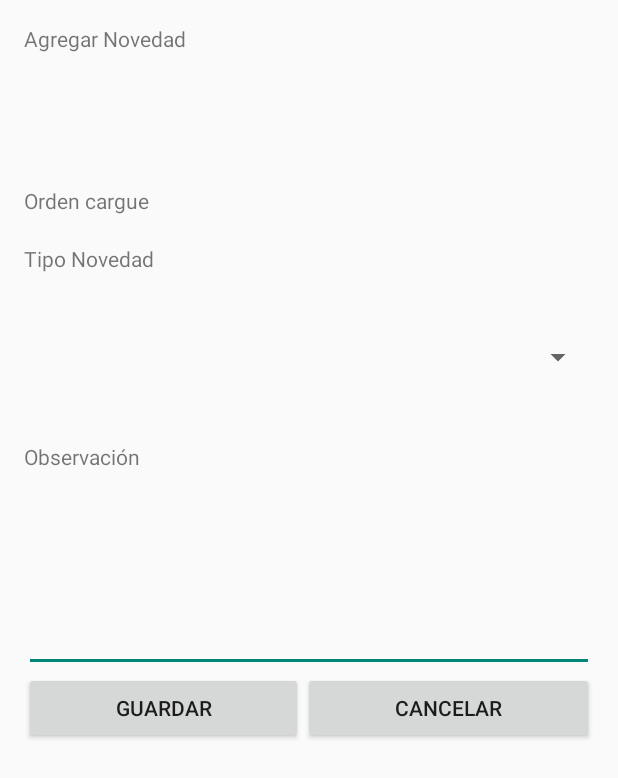
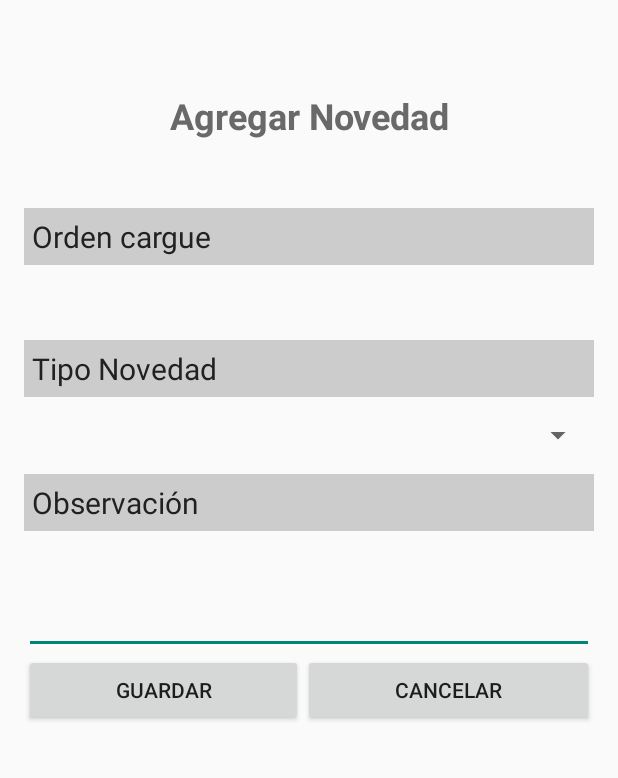
Before and after one commit to monaleja/GestionarRecoleccion, an Android app: the layout dialog_agregar_novedad.xml on its own in the app's theme, with its tools: preview values and no code run, on a phone screen of 412 x 824 dp. Shown: the top 778 px of the screen. Run offline under Robolectric (Android 15) with nearby library versions, the phone set to English and light mode, and no system bars.

Commit message:
modificado:    app/src/main/res/layout/dialog_agregar_novedad.xml

```diff
--- a/app/src/main/res/layout/dialog_agregar_novedad.xml
+++ b/app/src/main/res/layout/dialog_agregar_novedad.xml
@@ -24,38 +24,48 @@
             android:id="@+id/tvAgregarNovedad"
             android:layout_gravity="center"
             android:layout_weight="0.16"
-            tools:ignore="InefficientWeight" />
+            tools:ignore="InefficientWeight"
+            style="@style/tpmTitulo"
+            android:textSize="24dp" />
 
         <TextView
             android:text="Orden cargue"
             android:layout_width="match_parent"
             android:layout_height="wrap_content"
-            android:id="@+id/tvOrdenCargue" />
+            android:id="@+id/tvOrdenCargue"
+            style="@style/tpmEtiqueta"
+            android:textSize="20dp" />
 
         <TextView
             android:layout_width="match_parent"
             android:layout_height="wrap_content"
             android:inputType="textPersonName"
             android:ems="10"
-            android:id="@+id/tvOrdenCargueCodigo" />
+            android:id="@+id/tvOrdenCargueCodigo"
+            android:layout_weight="0.05"
+            android:textSize="20dp" />
 
         <TextView
             android:text="Tipo Novedad"
             android:layout_width="match_parent"
             android:layout_height="wrap_content"
-            android:id="@+id/tvTipoNovedad" />
+            android:id="@+id/tvTipoNovedad"
+            style="@style/tpmEtiqueta"
+            android:textSize="20dp" />
 
         <Spinner
             android:layout_width="match_parent"
             android:layout_height="wrap_content"
-            android:layout_weight="0.16"
+            android:layout_weight="0.06"
             android:id="@+id/spTipoNovedad"/>
 
         <TextView
             android:text="Observación"
             android:layout_width="match_parent"
             android:layout_height="wrap_content"
-            android:id="@+id/tvObservacion" />
+            android:id="@+id/tvObservacion"
+            style="@style/tpmEtiqueta"
+            android:textSize="20dp" />
 
         <EditText
             android:layout_width="match_parent"
@@ -63,7 +73,7 @@
             android:inputType="textMultiLine"
             android:ems="10"
             android:id="@+id/etObservacion"
-            android:layout_weight="0.16" />
+            android:layout_weight="0.08" />
 
         <LinearLayout
             android:orientation="horizontal"
```
